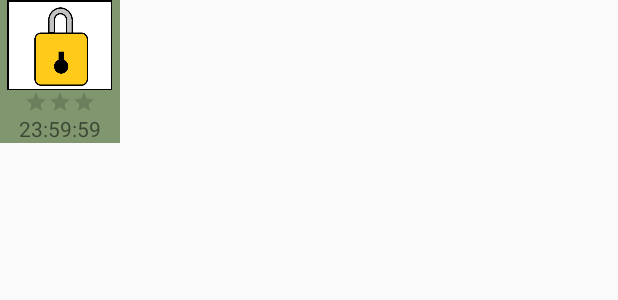
After one commit to DEVELOPERfalcon/MazeGame, an Android app: the layout stage51.xml on its own in the app's theme, with its tools: preview values and no code run, on a phone screen of 412 x 824 dp. The commit adds this screen. Shown: the top 300 px of the screen. Run offline under Robolectric (Android 15) with nearby library versions, the phone set to English and light mode, and no system bars.

Commit message:
stage51 접근 제한

```diff
--- /dev/null
+++ b/app/src/main/res/layout/stage51.xml
@@ -0,0 +1,48 @@
+<?xml version="1.0" encoding="utf-8"?>
+<RelativeLayout xmlns:android="http://schemas.android.com/apk/res/android"
+    android:orientation="vertical"
+    android:layout_width="80dp"
+    android:layout_height="wrap_content"
+    android:background="#7F966E">
+
+    <View
+        android:id="@+id/border"
+        android:layout_width="70dp"
+        android:layout_height="60dp"
+        android:background="@color/colorBlack"
+        android:layout_alignParentTop="true"
+        android:layout_centerHorizontal="true"/>
+    <ImageView
+        android:id="@+id/stage_lock"
+        android:layout_width="68dp"
+        android:layout_height="58dp"
+        android:src="@drawable/lock"
+        android:background="@color/colorWhite"
+        android:layout_margin="1dp"
+        android:layout_alignParentTop="true"
+        android:layout_centerHorizontal="true"/>
+
+    <RatingBar
+        android:id="@+id/rating"
+        android:layout_width="wrap_content"
+        android:layout_height="wrap_content"
+        android:numStars="3"
+        android:rating="0"
+        android:stepSize="1"
+        style="@style/Widget.AppCompat.RatingBar.Small"
+        android:isIndicator="true"
+        android:layout_below="@id/border"
+        android:layout_centerHorizontal="true"/>
+
+    <TextView
+        android:id="@+id/clear_time"
+        android:layout_width="wrap_content"
+        android:layout_height="wrap_content"
+        android:text="23:59:59"
+        android:maxLines="1"
+        android:textSize="14sp"
+        android:gravity="center"
+        android:layout_below="@id/rating"
+        android:layout_centerHorizontal="true"/>
+
+</RelativeLayout>
--- a/build.gradle
+++ b/build.gradle
@@ -7,7 +7,7 @@ buildscript {
 
     }
     dependencies {
-        classpath 'com.android.tools.build:gradle:3.3.2'
+        classpath 'com.android.tools.build:gradle:3.5.2'
 
         // NOTE: Do not place your application dependencies here; they belong
         // in the individual module build.gradle files
```
Also changed, not shown: app/src/main/java/com/tagsoft/mazegame/FreeModeActivity.java (+31 -21 lines), app/src/main/java/com/tagsoft/mazegame/MyAdapter.java (+26 -3 lines), app/src/main/res/drawable/lock.png (added), gradle/wrapper/gradle-wrapper.properties.
